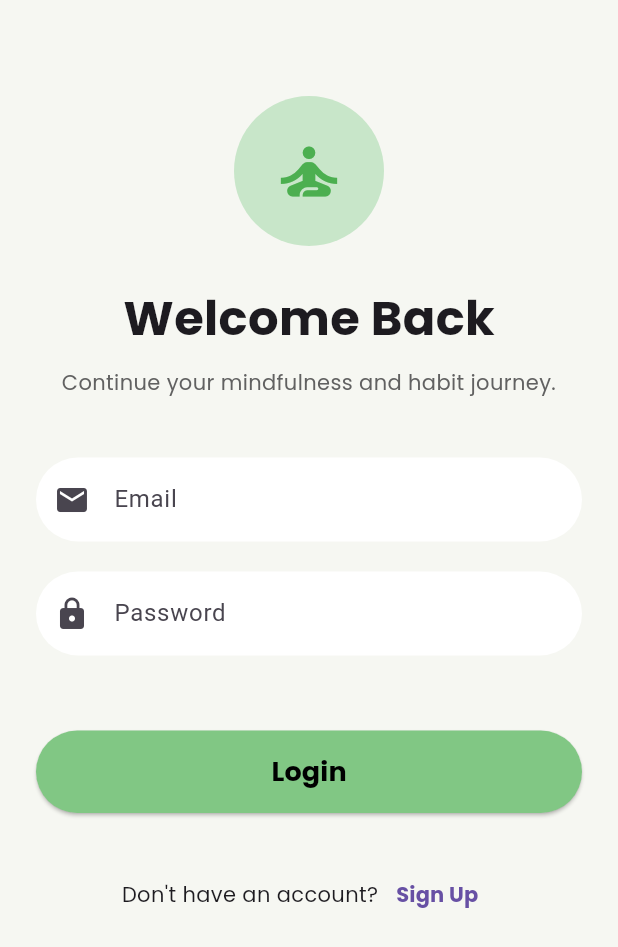
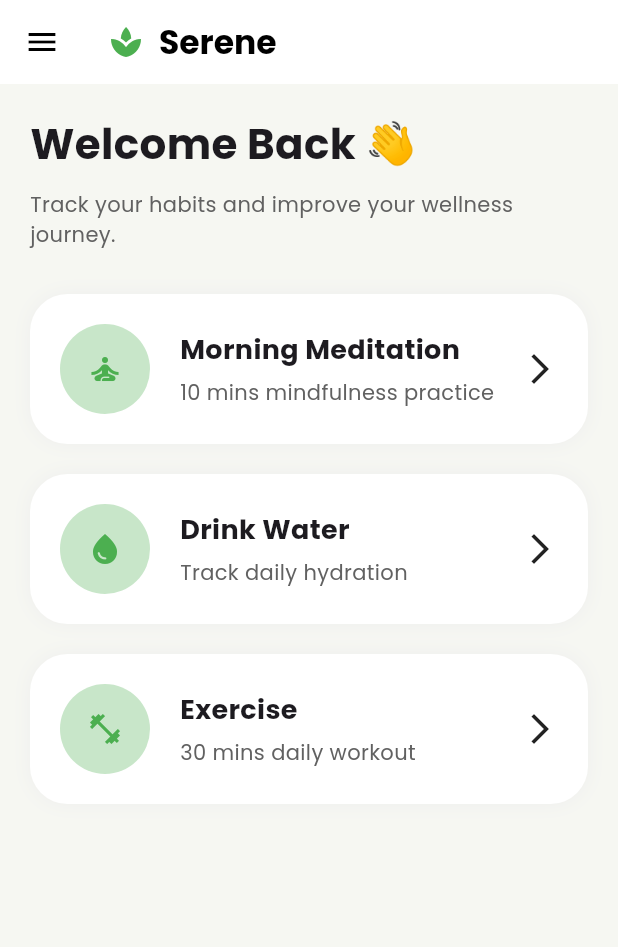
Before and after one commit to NueroHive73/habit-tracker-app, a Flutter app: the screen it shows after launch, on a phone screen of 412 x 824 dp. Shown: the top 947 px of the screen. Run offline on Flutter 3.47's test engine with Material 3 defaults, Android fonts, the phone set to English and light mode, and no system bars; our stand-ins replace google_fonts.

Commit message:
Added home screen UI

```diff
--- a/lib/main.dart
+++ b/lib/main.dart
@@ -1,6 +1,7 @@
 import 'package:flutter/material.dart';
 // import 'screens/signup_screen.dart';
-import 'screens/login_screen.dart';
+// import 'screens/login_screen.dart';
+import 'screens/home_screen.dart';
 
 void main() {
   runApp(const SereneApp());
@@ -22,7 +23,8 @@ class SereneApp extends StatelessWidget {
       ),
 
       // home: const SignupScreen(),
-      home: const LoginScreen(),
+      // home: const LoginScreen(),
+      home: const HomeScreen(),
     );
   }
 }
--- /dev/null
+++ b/lib/screens/home_screen.dart
@@ -0,0 +1,205 @@
+import 'package:flutter/material.dart';
+import 'package:google_fonts/google_fonts.dart';
+import 'detail_screen.dart';
+
+class HomeScreen extends StatelessWidget {
+  const HomeScreen({super.key});
+
+  @override
+  Widget build(BuildContext context) {
+
+    final List<Map<String, dynamic>> habits = [
+
+      {
+        "title": "Morning Meditation",
+        "subtitle": "10 mins mindfulness practice",
+        "icon": Icons.self_improvement,
+      },
+
+      {
+        "title": "Drink Water",
+        "subtitle": "Track daily hydration",
+        "icon": Icons.water_drop,
+      },
+
+      {
+        "title": "Exercise",
+        "subtitle": "30 mins daily workout",
+        "icon": Icons.fitness_center,
+      },
+    ];
+
+    return Scaffold(
+
+      backgroundColor: const Color(0xffF6F7F2),
+
+      appBar: AppBar(
+
+        backgroundColor: Colors.white,
+        elevation: 0,
+
+        leading: IconButton(
+          icon: const Icon(
+            Icons.menu,
+            color: Colors.black,
+          ),
+
+          onPressed: () {},
+        ),
+
+        title: Row(
+          children: [
+
+            const Icon(
+              Icons.spa,
+              color: Colors.green,
+            ),
+
+            const SizedBox(width: 10),
+
+            Text(
+              "Serene",
+
+              style: GoogleFonts.poppins(
+                color: Colors.black,
+                fontWeight: FontWeight.bold,
+              ),
+            ),
+          ],
+        ),
+      ),
+
+      body: Padding(
+        padding: const EdgeInsets.all(20),
+
+        child: Column(
+          crossAxisAlignment: CrossAxisAlignment.start,
+
+          children: [
+
+            Text(
+              "Welcome Back 👋",
+
+              style: GoogleFonts.poppins(
+                fontSize: 28,
+                fontWeight: FontWeight.bold,
+              ),
+            ),
+
+            const SizedBox(height: 10),
+
+            Text(
+              "Track your habits and improve your wellness journey.",
+
+              style: GoogleFonts.poppins(
+                color: Colors.grey.shade700,
+              ),
+            ),
+
+            const SizedBox(height: 30),
+
+            Expanded(
+
+              child: ListView.builder(
+
+                itemCount: habits.length,
+
+                itemBuilder: (context, index) {
+
+                  final habit = habits[index];
+
+                  return GestureDetector(
+
+                    onTap: () {
+
+                      Navigator.push(
+                        context,
+
+                        MaterialPageRoute(
+
+                          builder: (context) => DetailScreen(
+                            title: habit["title"],
+                            subtitle: habit["subtitle"],
+                          ),
+                        ),
+                      );
+                    },
+
+                    child: Container(
+
+                      margin: const EdgeInsets.only(bottom: 20),
+                      padding: const EdgeInsets.all(20),
+
+                      decoration: BoxDecoration(
+                        color: Colors.white,
+
+                        borderRadius: BorderRadius.circular(25),
+
+                        boxShadow: [
+                          BoxShadow(
+                            color: Colors.grey.shade200,
+                            blurRadius: 10,
+                          ),
+                        ],
+                      ),
+
+                      child: Row(
+
+                        children: [
+
+                          CircleAvatar(
+                            radius: 30,
+                            backgroundColor: Colors.green.shade100,
+
+                            child: Icon(
+                              habit["icon"],
+                              color: Colors.green,
+                            ),
+                          ),
+
+                          const SizedBox(width: 20),
+
+                          Expanded(
+
+                            child: Column(
+                              crossAxisAlignment:
+                                  CrossAxisAlignment.start,
+
+                              children: [
+
+                                Text(
+                                  habit["title"],
+
+                                  style: GoogleFonts.poppins(
+                                    fontWeight: FontWeight.bold,
+                                    fontSize: 18,
+                                  ),
+                                ),
+
+                                const SizedBox(height: 5),
+
+                                Text(
+                                  habit["subtitle"],
+
+                                  style: GoogleFonts.poppins(
+                                    color: Colors.grey.shade700,
+                                  ),
+                                ),
+                              ],
+                            ),
+                          ),
+
+                          const Icon(Icons.arrow_forward_ios),
+                        ],
+                      ),
+                    ),
+                  );
+                },
+              ),
+            ),
+          ],
+        ),
+      ),
+    );
+  }
+}
```
Also changed, not shown: lib/screens/detail_screen.dart (added, +110 -0 lines).
